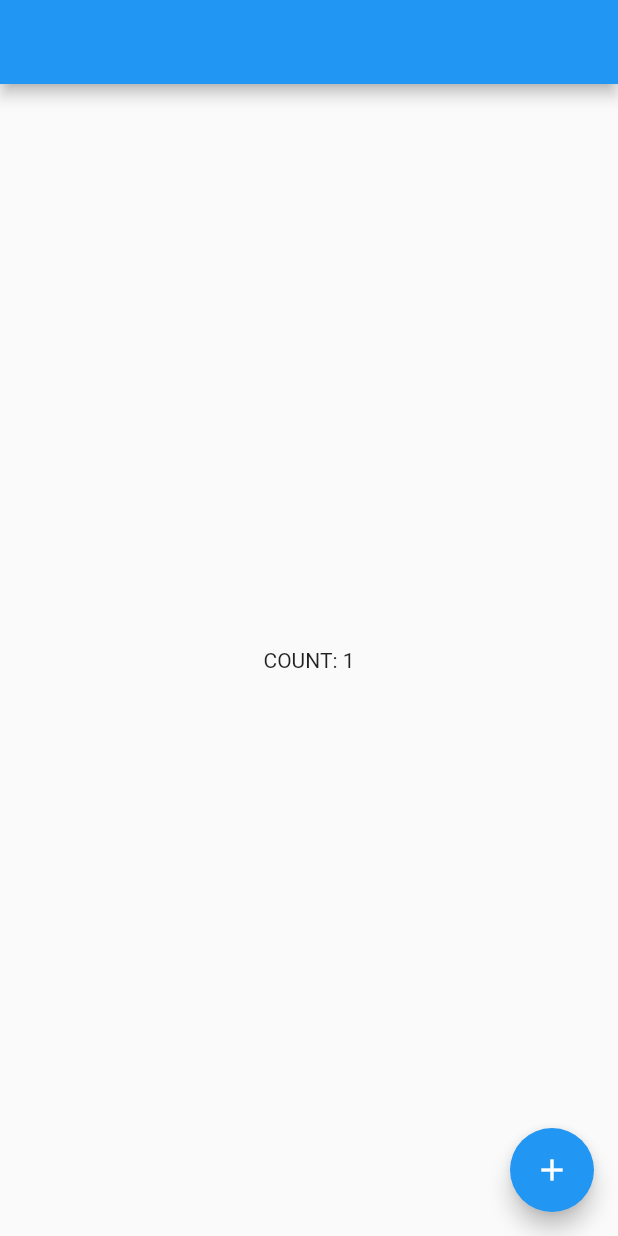
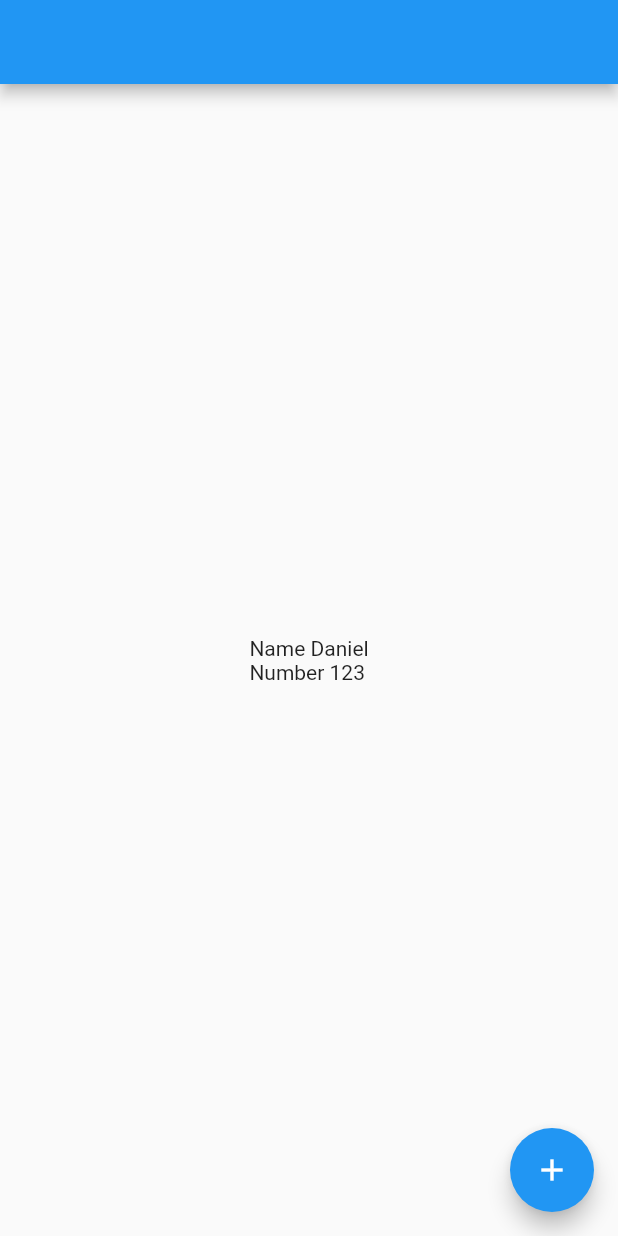
Before and after one commit to dan7sc/flutter-state-management, a Flutter app: the screen it shows after launch, after a tap on the "add" icon, on a phone screen of 412 x 824 dp. Run offline on Flutter 3.47's test engine with Material 2 defaults, Android fonts, the phone set to English and light mode, and no system bars.

Commit message:
Change state builder type from 'int' to 'Ob'

```diff
--- a/lib/home/home_count_controller.dart
+++ b/lib/home/home_count_controller.dart
@@ -1,9 +1,24 @@
 import 'package:class_state_management/controller.dart';
 
-class HomeCountController extends Controller<int> {
-  HomeCountController() : super(0);
+class Ob {
+  String name;
+  String number;
 
-  void increment() {
-    update(state + 1);
+  Ob({this.name = "", this.number = ""});
+}
+
+class HomeCountController extends Controller<Ob> {
+  HomeCountController() : super(Ob());
+
+  void setName(String name) {
+    var actual = state;
+    actual.name = name;
+    update(actual);
+  }
+
+  void setNumber(String number) {
+    var actual = state;
+    actual.number = number;
+    update(actual);
   }
 }
--- a/lib/home/home_page.dart
+++ b/lib/home/home_page.dart
@@ -17,21 +17,24 @@ class _HomePageState extends State<HomePage> {
   Widget build(BuildContext context) {
     return Scaffold(
       appBar: AppBar(),
-      body: StateBuilder<int>(
+      body: StateBuilder<Ob>(
         controller: controller,
         builder: (_, state) {
-          if(state == 0) {
+          if(state.name.isNotEmpty && state.number.isNotEmpty) {
             return Center(
-              child: Text("Nada aqui"),
+              child: Text("Name ${state.name}\nNumber ${state.number}"),
             );
           }
           return Center(
-            child: Text("COUNT: $state"),
+            child: Text("Empty"),
           );
         },
       ),
       floatingActionButton: FloatingActionButton(
-        onPressed: controller.increment,
+        onPressed: () {
+          controller.setName("Daniel");
+          controller.setNumber("123");
+        },
         child: Icon(Icons.add),
       ),
     );
```
